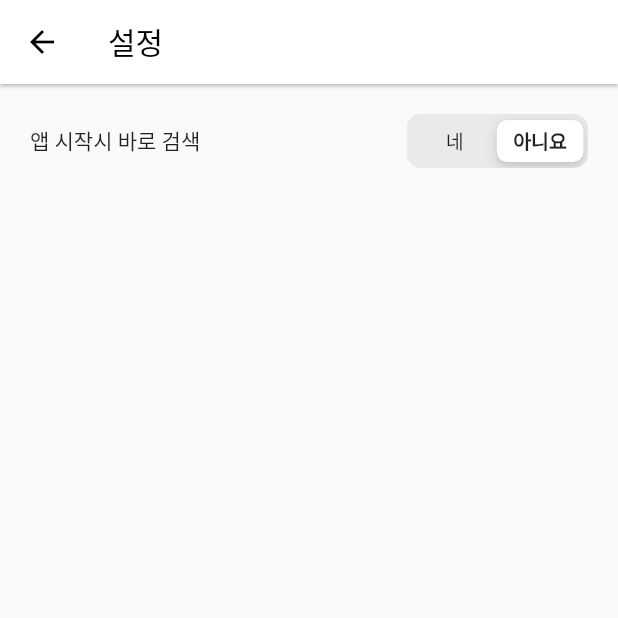
After one commit to bargoLoft/WordWord, a Flutter app: the screen it shows after launch, after a tap on the "settings" icon, on a phone screen of 412 x 824 dp, the top half of it. The commit adds this screen. Run offline on Flutter 3.47's test engine with Material 2 defaults, Android fonts, the phone set to English and light mode, and no system bars; our stand-ins replace auto_size_text, device_info_plus, font_awesome_flutter, hive, hive_flutter, package_info_plus and 2 more; missing offline and left inert: flutter_email_sender, ios_utsname_ext; accounts and stored records are empty; Roboto replaces fonts that are missing (KoPubBatang).

Commit message:
change word_info_screen.dart minimalism

```diff
--- a/lib/main.dart
+++ b/lib/main.dart
@@ -1,12 +1,12 @@
 import 'dart:io';
 
-import 'package:WordWord/boxes.dart';
 import 'package:WordWord/models/recent_word.dart';
 import 'package:flutter/material.dart';
 import 'package:flutter/services.dart';
 
 import 'package:hive_flutter/hive_flutter.dart';
-
+import 'package:provider/provider.dart';
+import './models/app_model.dart';
 import 'models/word.dart';
 import 'screens/home_screen.dart';
 
@@ -20,7 +20,12 @@ void main() async {
   await Hive.openBox<wordtest>('words');
   await Hive.openBox<RecentWord>('RecentWords');
 
-  runApp(const MyApp());
+  runApp(
+    ChangeNotifierProvider(
+      create: (context) => AppModel(),
+      child: const MyApp(),
+    ),
+  );
 }
 
 class MyApp extends StatelessWidget {
--- /dev/null
+++ b/lib/screens/setting_screen.dart
@@ -0,0 +1,71 @@
+import 'package:flutter/cupertino.dart';
+import 'package:flutter/material.dart';
+import 'package:provider/provider.dart';
+import 'package:shared_preferences/shared_preferences.dart';
+
+import '../models/app_model.dart';
+
+class Setting extends StatefulWidget {
+  @override
+  State<Setting> createState() => _SettingState();
+}
+
+class _SettingState extends State<Setting> {
+  bool autoFocus = false;
+
+  @override
+  void initState() {
+    super.initState();
+    _loadCounter();
+  }
+
+  _loadCounter() async {
+    SharedPreferences prefs = await SharedPreferences.getInstance();
+    setState(() {
+      autoFocus = prefs.getBool('autoFocus') ?? false;
+    });
+  }
+
+  @override
+  Widget build(BuildContext context) {
+    return Consumer<AppModel>(
+      builder: (context, appModel, child) => Scaffold(
+          appBar: AppBar(
+            title: const Text('설정'),
+            backgroundColor: Colors.white,
+            foregroundColor: Colors.black,
+            elevation: 1,
+          ),
+          body: Padding(
+            padding: EdgeInsets.all(20),
+            child: Column(
+              children: [
+                Row(
+                  mainAxisAlignment: MainAxisAlignment.spaceBetween,
+                  children: [
+                    Text(
+                      '앱 시작시 바로 검색',
+                      style: Theme.of(context).textTheme.bodyLarge,
+                    ),
+                    CupertinoSlidingSegmentedControl(
+                      padding: const EdgeInsets.all(4),
+                      groupValue: autoFocus,
+                      children: const {
+                        true: Text('네'),
+                        false: Text('아니요'),
+                      },
+                      onValueChanged: <bool>(newValue) {
+                        setState(() {
+                          autoFocus = newValue;
+                          appModel.setAutoFocus(newValue);
+                        });
+                      },
+                    ),
+                  ],
+                ),
+              ],
+            ),
+          )),
+    );
+  }
+}
--- a/lib/widgets/word_list.dart
+++ b/lib/widgets/word_list.dart
@@ -2,9 +2,12 @@ import 'dart:convert';
 import 'dart:async';
 import 'dart:math';
 
+import 'package:WordWord/models/app_model.dart';
 import 'package:flutter/cupertino.dart';
 import 'package:flutter/material.dart';
 import 'package:font_awesome_flutter/font_awesome_flutter.dart';
+import 'package:provider/provider.dart';
+import 'package:shared_preferences/shared_preferences.dart';
 
 import 'package:hive_flutter/hive_flutter.dart';
 import '../providers/word_search.dart';
@@ -17,6 +20,7 @@ import '../screens/info_screen.dart';
 import '../screens/word_info_screen.dart';
 import '../screens/recent_screen.dart';
 import '../widgets/word_info.dart';
+import '../screens/setting_screen.dart';
 
 class Word extends StatefulWidget {
   String word;
@@ -32,6 +36,7 @@ class _WordState extends State<Word> with AutomaticKeepAliveClientMixin {
   final _scrollController = ScrollController();
   final _wordSearchController = TextEditingController();
   final _myFocusNode = FocusNode();
+  bool _autoFocus = false;
 
   String inputText = '';
   double _logoOpacity = 0.7;
@@ -43,7 +48,15 @@ class _WordState extends State<Word> with AutomaticKeepAliveClientMixin {
   void initState() {
     super.initState();
     isLoading = false;
+    _loadSetting();
     //getWordData(widget.word).whenComplete(() => setState(() {}));
+  }
+
+  _loadSetting() async {
+    SharedPreferences prefs = await SharedPreferences.getInstance();
+    setState(() {
+      _autoFocus = prefs.getBool('autoFocus') ?? true;
+    });
   }
 
   @override
@@ -127,6 +140,7 @@ class _WordState extends State<Word> with AutomaticKeepAliveClientMixin {
 
   @override
   Widget build(BuildContext context) {
+    return Consumer<AppModel>(builder: (context, appModel, child) {
       return Padding(
         padding: MediaQuery.of(context).viewPadding,
         child: GestureDetector(
@@ -139,6 +153,20 @@ class _WordState extends State<Word> with AutomaticKeepAliveClientMixin {
                 child: Row(
                   mainAxisAlignment: MainAxisAlignment.spaceBetween,
                   children: [
+                    IconButton(
+                      padding: EdgeInsets.zero,
+                      onPressed: () {
+                        Navigator.push(
+                          context,
+                          MaterialPageRoute(builder: (context) => Setting()),
+                        );
+                      },
+                      icon: const Icon(
+                        Icons.settings,
+                        size: 25,
+                        color: Colors.grey,
+                      ),
+                    ),
                     //Text('${MediaQuery.of(context).viewPadding.bottom}${MediaQuery.of(context).viewPadding.top}'),
                     TextButton(
                         style: ButtonStyle(
@@ -211,7 +239,8 @@ class _WordState extends State<Word> with AutomaticKeepAliveClientMixin {
                                 controller: _scrollController,
                                 itemCount: widget.wordModel.channel?.total ?? 0,
                                 //shrinkWrap: true,
-                              itemBuilder: (BuildContext context, int index) =>
+                                itemBuilder: (BuildContext context,
+                                        int index) =>
                                     Dismissible(
                                       onDismissed: (direction) {
                                         if (direction ==
@@ -219,8 +248,8 @@ class _WordState extends State<Word> with AutomaticKeepAliveClientMixin {
                                             direction ==
                                                 DismissDirection.startToEnd) {
                                           WordBoxes.getWords().put(
-                                          widget.wordModel.channel?.item![index]
-                                                  .targetCode ??
+                                            widget.wordModel.channel
+                                                    ?.item![index].targetCode ??
                                                 0,
                                             wordtest(
                                               widget.wordModel.channel
@@ -239,8 +268,11 @@ class _WordState extends State<Word> with AutomaticKeepAliveClientMixin {
                                                       .sense
                                                       ?.definition ??
                                                   '',
-                                            widget.wordModel.channel
-                                                    ?.item![index].targetCode ??
+                                              widget
+                                                      .wordModel
+                                                      .channel
+                                                      ?.item![index]
+                                                      .targetCode ??
                                                   '',
                                               widget.wordModel.channel
                                                       ?.lastbuilddate ??
@@ -323,7 +355,8 @@ class _WordState extends State<Word> with AutomaticKeepAliveClientMixin {
                   color: Colors.white,
                 ),
                 child: Padding(
-                padding: const EdgeInsets.symmetric(vertical: 0, horizontal: 5),
+                  padding:
+                      const EdgeInsets.symmetric(vertical: 0, horizontal: 5),
                   child: Stack(
                     alignment: AlignmentDirectional.centerStart,
                     children: [
@@ -335,7 +368,7 @@ class _WordState extends State<Word> with AutomaticKeepAliveClientMixin {
                             controller: _wordSearchController,
                             keyboardType: TextInputType.text,
                             textAlign: TextAlign.center,
-                          autofocus: false,
+                            autofocus: _autoFocus,
                             focusNode: _myFocusNode,
                             onSubmitted: (String text) {
                               inputText = text;
@@ -406,6 +439,7 @@ class _WordState extends State<Word> with AutomaticKeepAliveClientMixin {
           ),
         ),
       );
+    });
   }
 }
 
```
Also changed, not shown: lib/models/app_model.dart (added, +24 -0 lines), lib/screens/storage_screen.dart (+26 -22 lines), lib/screens/word_info_screen.dart (+48 -56 lines). Lines whose indentation alone changed are shown as unchanged.
